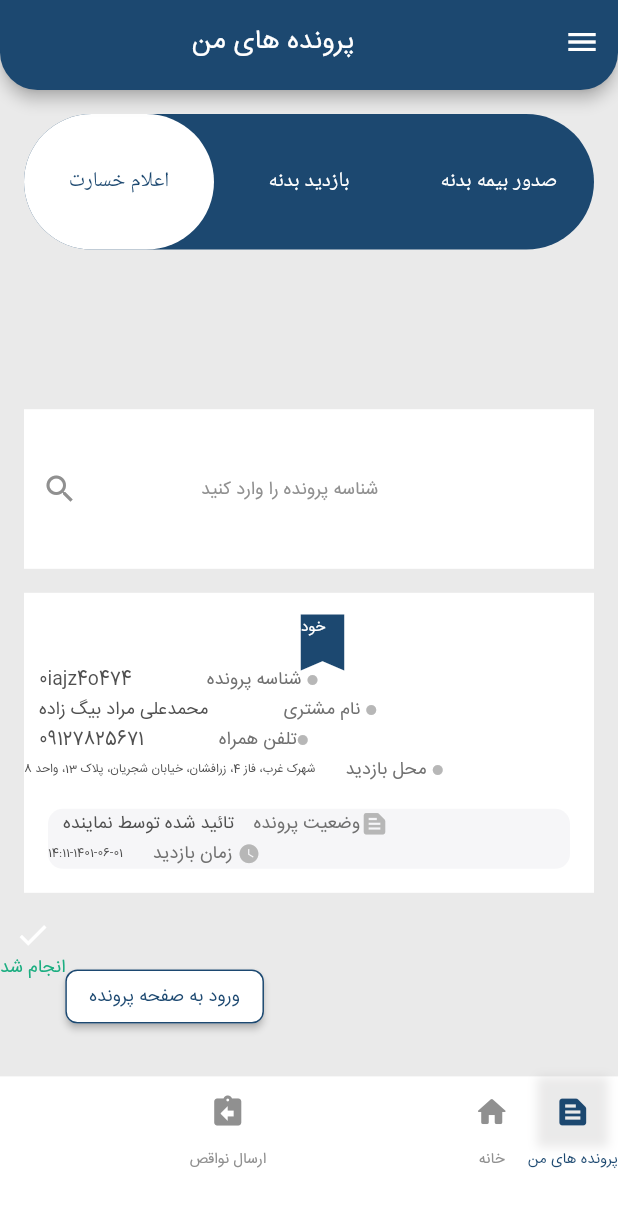
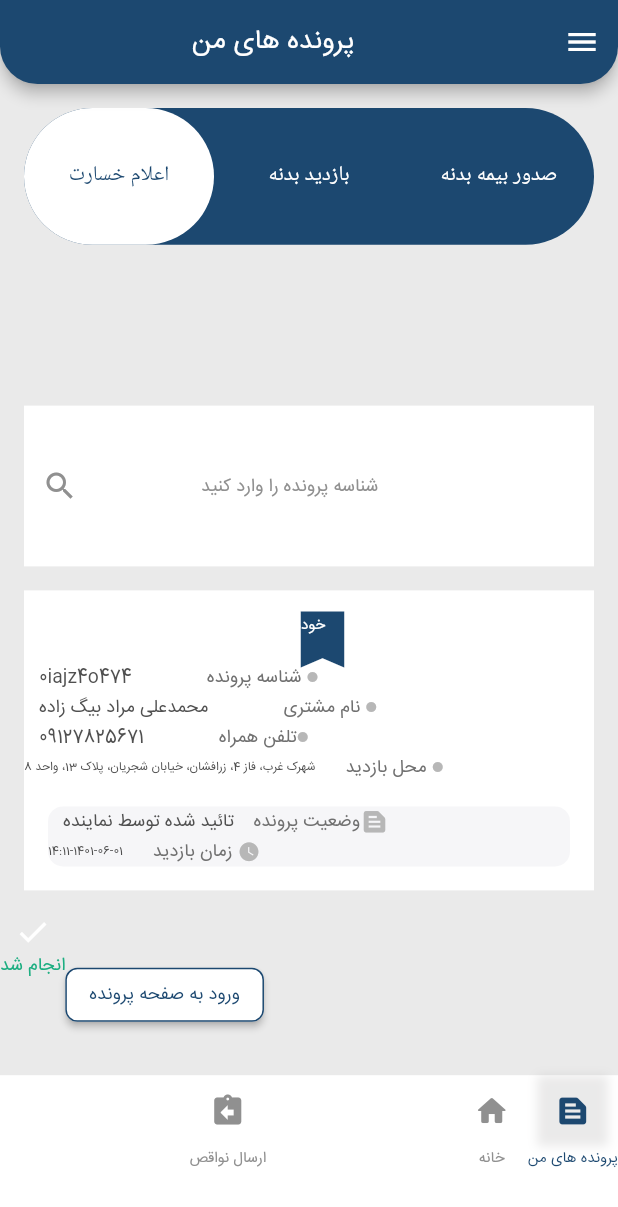
Before and after one commit to aydanaderi/api_app, a Flutter app: the screen it shows after launch, on a phone screen of 412 x 824 dp. Shown: the top 1207 px of the screen. Run offline on Flutter 3.47's test engine with Material 2 defaults, Android fonts, the phone set to English and light mode, and no system bars; missing offline and left inert: hexagon.

Commit message:
'fix_appbar'

```diff
--- a/lib/information.dart
+++ b/lib/information.dart
@@ -28,11 +28,10 @@ class _InformationPageState extends State<InformationPage> with TickerProviderSt
 
     return Scaffold(
       backgroundColor : whitelight,
-      appBar: PreferredSize(
-        preferredSize: Size.fromHeight(60),
-        child: AppBar(
+      appBar: AppBar(
         backgroundColor: blueDark,
-          title: Center(
+        title: Align(
+          alignment: Alignment.center,
           child: Text(
             'پرونده های من',
             style: TextStyle(
@@ -57,7 +56,6 @@ class _InformationPageState extends State<InformationPage> with TickerProviderSt
             onPressed: (){},
           ),
         ],
-        ),
       ),
       body: Column(
         mainAxisAlignment: MainAxisAlignment.spaceBetween,
```
Lines whose indentation alone changed are shown as unchanged.
